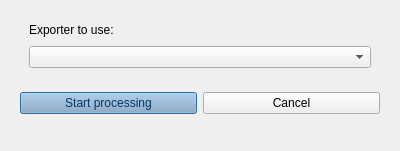
Above: mad_gui/qt_designer/plugin_selection.ui from mad-lab-fau/mad-gui before the change. Below: the same form after it.
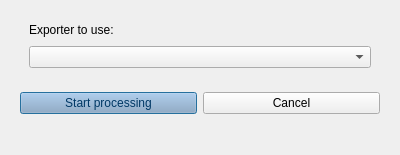
That is the form after the change.

Commit message: Improve plugin selection combobox; only one label in example

What changed in the file:
```diff
--- a/mad_gui/qt_designer/plugin_selection.ui
+++ b/mad_gui/qt_designer/plugin_selection.ui
@@ -7,7 +7,7 @@
     <x>0</x>
     <y>0</y>
     <width>400</width>
-    <height>151</height>
+    <height>155</height>
    </rect>
   </property>
   <property name="windowTitle">
```
The commit also changes 5 other files.
